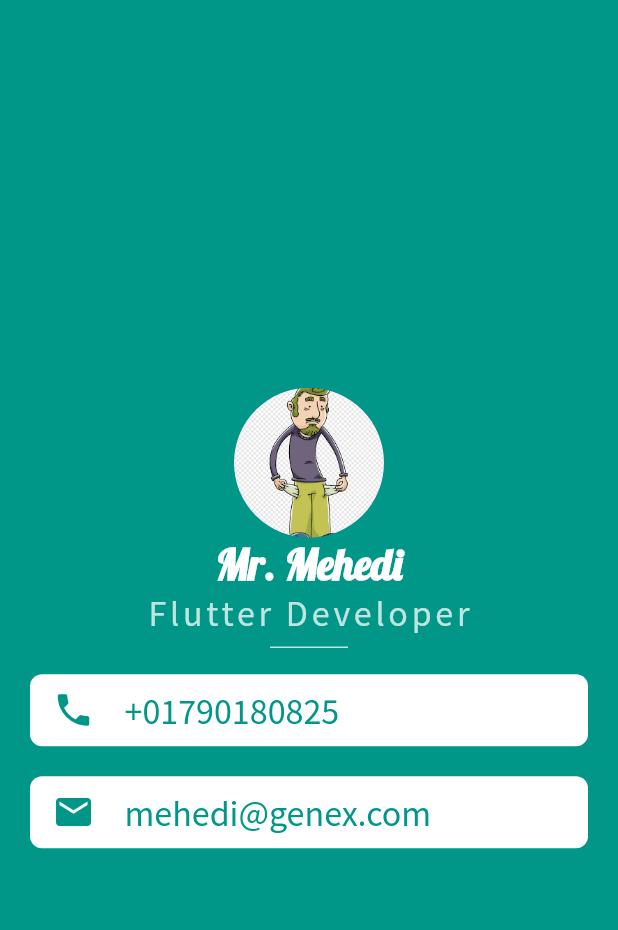
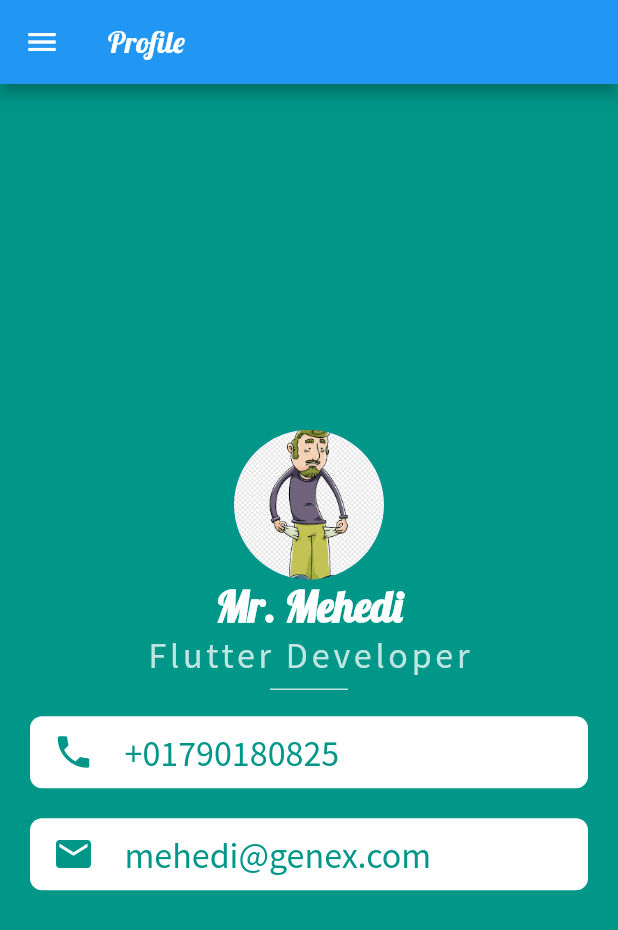
Before and after one commit to jpmehedi/flutter-hero-batch-2, a Flutter app: the screen it shows after launch, on a phone screen of 412 x 824 dp. Shown: the top 930 px of the screen. Run offline on Flutter 3.47's test engine with Material 2 defaults, Android fonts, the light colour scheme and no system bars.

Commit message:
Drawer, Positionded, ListTile, Stack

```diff
--- a/demo_project/lib/profile.dart
+++ b/demo_project/lib/profile.dart
@@ -7,6 +7,86 @@ class ProfileScreen extends StatelessWidget {
   Widget build(BuildContext context) {
     return Scaffold(
       backgroundColor: Colors.teal,
+      appBar: AppBar(
+        // leading: Icon(Icons.person),
+        title: Text("Profile"),
+      ),
+      drawer: Drawer(
+      child: Column(
+        children: [
+          Stack(
+            children: [
+              Image.network(
+                "https://picsum.photos/250?image=9",
+                width: 400,
+                fit: BoxFit.fitWidth
+              ),
+              Positioned(
+                top: 40,
+                left: 30,
+                child: CircleAvatar(
+                  radius: 40,
+                  backgroundImage :AssetImage("assets/poor_man.png")
+                ),
+              ),
+              Positioned(
+                top: 140,
+                left: 30,
+                child: Text(
+                  "Mehedi Hasan",
+                  style: TextStyle(color: Colors.orange, fontSize: 28),
+                ),
+              ),
+              Positioned(
+                top: 170,
+                 left: 30,
+                child: Text(
+                  "mehedi@genex.com",
+                  style: TextStyle(color: Colors.orange, fontSize: 24),
+                ),
+              )
+            ],
+          ),
+          ListTile(
+            onTap: (){
+              print("Hello World");
+            },
+            leading: Icon(Icons.home),
+            title: Text("Home"),
+            subtitle: Text("This is home tile"),
+            trailing: Icon(Icons.arrow_forward_ios),
+          ),
+          ListTile(
+            onTap: (){
+              print("Hello World");
+            },
+            leading: Icon(Icons.home),
+            title: Text("About"),
+            subtitle: Text("This is home tile"),
+            trailing: Icon(Icons.person),
+          ),
+          ListTile(
+            tileColor: Colors.orange,
+            selectedTileColor: Colors.pink,
+            hoverColor: Colors.green,
+            shape: RoundedRectangleBorder(
+              borderRadius: BorderRadius.circular(20),
+              side: BorderSide(
+                color: Colors.black,
+                width: 3
+              )
+            ),
+            onTap: (){
+              print("Hello World");
+            },
+            leading: Icon(Icons.settings),
+            title: Text("Setting"),
+            subtitle: Text("This is home tile"),
+            trailing: Icon(Icons.arrow_forward_ios),
+          )
+        ],
+      ),
+    ),
       body: Padding(
         padding: const EdgeInsets.symmetric(horizontal: 20),
         child: Column(
```
Also changed, not shown: demo_project/lib/custom_drawer.dart (added, +92 -0 lines).
